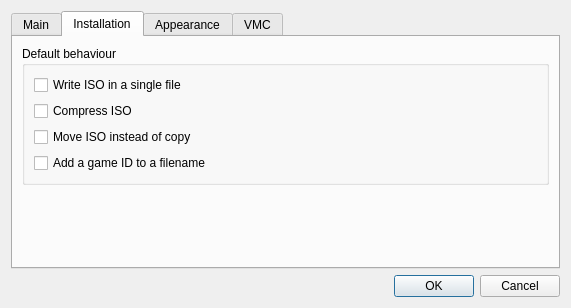
This is src/OplPcTools/UI/SettingsDialog.ui in brainstream/OPL-PC-Tools as Qt 5 draws it before an edit. The edited form follows.
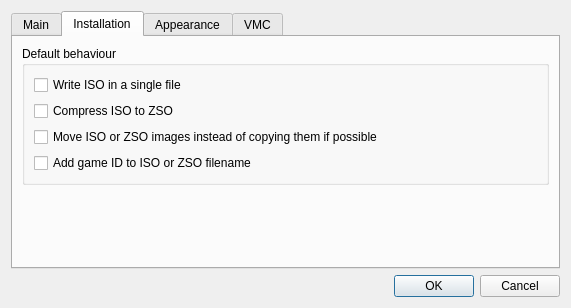
This is the edited form. The open tabs and pages were chosen to show the change.

Commit message:
The "add game ID to ISO filename" option removed
The only global configuration is used

```diff
--- a/src/OplPcTools/UI/SettingsDialog.ui
+++ b/src/OplPcTools/UI/SettingsDialog.ui
@@ -112,21 +112,21 @@
           <item>
            <widget class="QCheckBox" name="mp_checkbox_compress_iso">
             <property name="text">
-             <string>Compress ISO</string>
+             <string>Compress ISO to ZSO</string>
             </property>
            </widget>
           </item>
           <item>
            <widget class="QCheckBox" name="mp_checkobx_move_iso">
             <property name="text">
-             <string>Move ISO instead of copy</string>
+             <string>Move ISO or ZSO images instead of copying them if possible</string>
             </property>
            </widget>
           </item>
           <item>
            <widget class="QCheckBox" name="mp_checkbox_add_id">
             <property name="text">
-             <string>Add a game ID to a filename</string>
+             <string>Add game ID to ISO or ZSO filename</string>
             </property>
            </widget>
           </item>
```
The commit also changes 8 other files.
